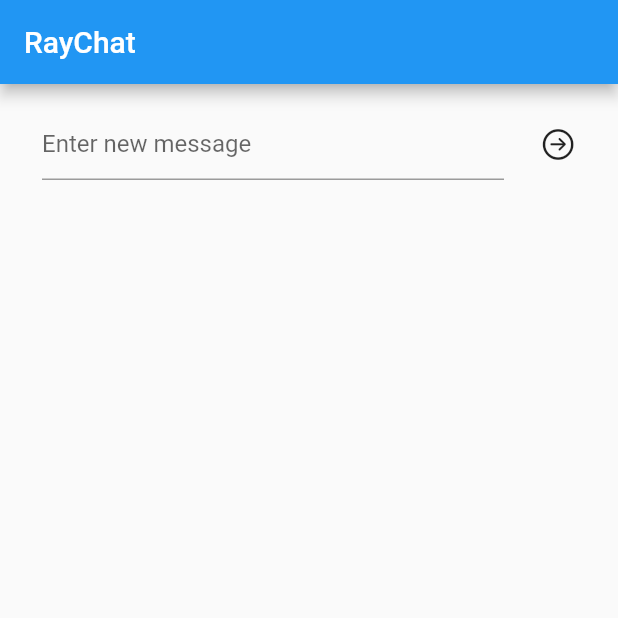
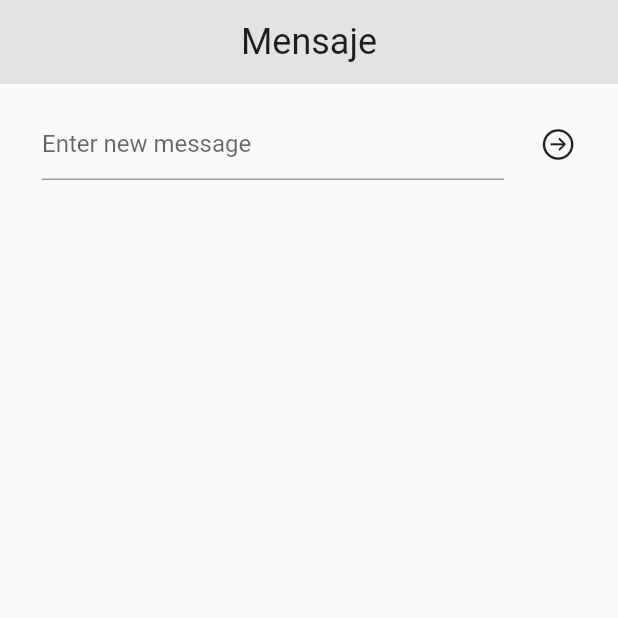
Before and after one commit to kevin2-cyber/Mensaje, a Flutter app: the screen it shows after launch, on a phone screen of 412 x 824 dp, the top half of it. Run offline on Flutter 3.47's test engine with Material 2 defaults, Android fonts, the phone set to English and light mode, and no system bars.

Commit message:
minor update

```diff
--- a/lib/app/ui/message_list.dart
+++ b/lib/app/ui/message_list.dart
@@ -23,7 +23,12 @@ class MessageListState extends State<MessageList> {
 
     return Scaffold(
       appBar: AppBar(
-        title: const Text('RayChat'),
+        elevation: 0,
+        backgroundColor: Colors.transparent.withOpacity(0.09),
+        title: Center(child: Text(
+            'Mensaje',
+          style: Theme.of(context).textTheme.headline5,
+        )),
         // TODO: Replace with actions
       ),
       body: Padding(
```
